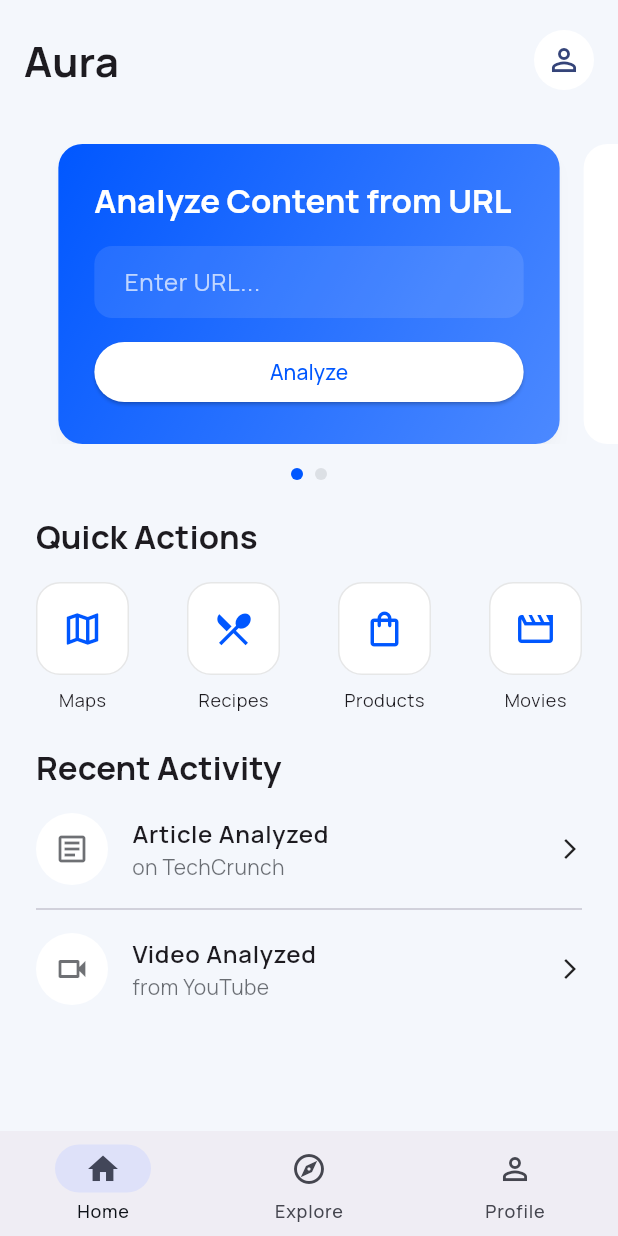
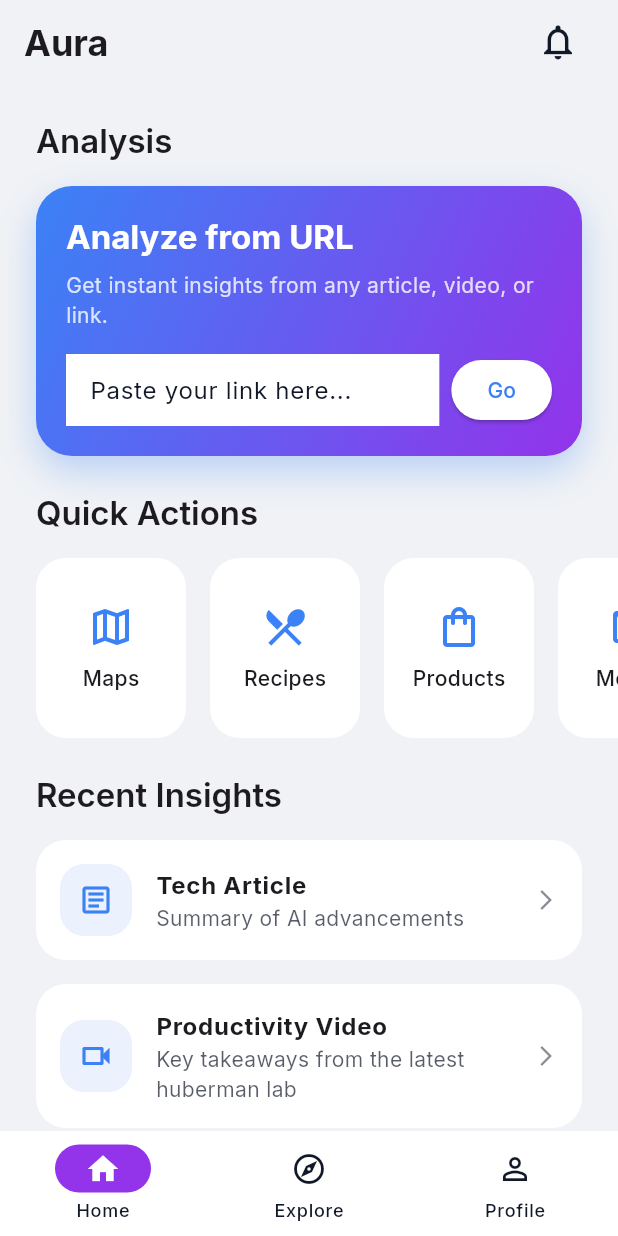
Before and after one commit to BerkT2/Aura-One, a Flutter app: the screen it shows after launch, on a phone screen of 412 x 824 dp. Run offline on Flutter 3.47's test engine with Material 3 defaults, Android fonts, the phone set to English and light mode, and no system bars; drawn by our look-alikes of smooth_page_indicator; our stand-ins replace flutter_map, geolocator, google_fonts, latlong2.

Commit message:
Home screen update

```diff
--- a/lib/main.dart
+++ b/lib/main.dart
@@ -17,42 +17,34 @@ class AuraApp extends StatelessWidget {
       title: 'Aura',
       debugShowCheckedModeBanner: false,
       theme: ThemeData(
-        colorScheme: ColorScheme.fromSeed(
-          seedColor: const Color(0xFF0057FF), // A strong, professional blue
-          brightness: Brightness.light,
-          primary: const Color(0xFF0057FF),
-          surface: const Color(0xFFFFFFFF),
-          background: const Color(0xFFF4F7FC), // A light grey background
-          onSurface: const Color(0xFF0D1117), // Dark text for readability
+        brightness: Brightness.light,
+        colorScheme: const ColorScheme.light(
+          primary: Color(0xFF3B82F6), // A confident, modern blue
+          secondary: Color(0xFF9333EA), // A vibrant secondary accent
+          surface: Color(0xFFFFFFFF),
+          background: Color(0xFFF0F2F5), // A clean, bright background
+          onPrimary: Colors.white,
+          onSecondary: Colors.white,
+          onSurface: Color(0xFF111827), // Dark, clear text
+          onBackground: Color(0xFF111827),
         ),
+        textTheme: GoogleFonts.interTextTheme(ThemeData.light().textTheme),
         useMaterial3: true,
-        textTheme: GoogleFonts.manropeTextTheme(), // A clean, modern font
-        cardTheme: CardThemeData(
-          elevation: 0,
-          color: const Color(0xFFFFFFFF),
-          shape: RoundedRectangleBorder(
-            borderRadius: BorderRadius.circular(16),
-          ),
-        ),
       ),
       darkTheme: ThemeData(
-        colorScheme: ColorScheme.fromSeed(
-          seedColor: const Color(0xFF4C8CFF),
-          brightness: Brightness.dark,
-          primary: const Color(0xFF4C8CFF),
-          surface: const Color(0xFF161B22), // A dark, slightly blue surface
-          background: const Color(0xFF0D1117), // A deep black background
-          onSurface: const Color(0xFFE6EDF3),
+        brightness: Brightness.dark,
+        colorScheme: const ColorScheme.dark(
+          primary: Color(0xFF60A5FA), // A brighter blue for dark mode
+          secondary: Color(0xFFA78BFA),
+          surface: Color(0xFF1E293B), // A deep, cool grey
+          background: Color(0xFF0F172A), // A near-black background
+          onPrimary: Color(0xFF0F172A),
+          onSecondary: Color(0xFF0F172A),
+          onSurface: Color(0xFFF8FAFC), // Bright, clear text
+          onBackground: Color(0xFFF8FAFC),
         ),
+        textTheme: GoogleFonts.interTextTheme(ThemeData.dark().textTheme),
         useMaterial3: true,
-        textTheme: GoogleFonts.manropeTextTheme(ThemeData.dark().textTheme),
-        cardTheme: CardThemeData(
-          elevation: 0,
-          color: const Color(0xFF161B22),
-          shape: RoundedRectangleBorder(
-            borderRadius: BorderRadius.circular(16),
-          ),
-        ),
       ),
       themeMode: ThemeMode.system,
       home: const MainNavigationScreen(),
--- a/lib/screens/home_screen.dart
+++ b/lib/screens/home_screen.dart
@@ -1,273 +1,234 @@
+import 'dart:ui';
 import 'package:aura/screens/maps_screen.dart';
 import 'package:aura/screens/movies_screen.dart';
-import 'package:aura/screens/other_screen.dart';
 import 'package:aura/screens/products_screen.dart';
 import 'package:aura/screens/recipes_screen.dart';
 import 'package:flutter/material.dart';
-import 'package:smooth_page_indicator/smooth_page_indicator.dart';
 
 class HomeScreen extends StatelessWidget {
   const HomeScreen({super.key});
 
   @override
   Widget build(BuildContext context) {
-    final pageController = PageController(viewportFraction: 0.85);
-
     return Scaffold(
       backgroundColor: Theme.of(context).colorScheme.background,
-      appBar: AppBar(
-        toolbarHeight: 80,
-        backgroundColor: Colors.transparent,
-        elevation: 0,
-        title: Text(
-          'Aura',
-          style: Theme.of(context)
-              .textTheme
-              .headlineMedium
-              ?.copyWith(fontWeight: FontWeight.bold),
-        ),
-        actions: [
-          Padding(
-            padding: const EdgeInsets.only(right: 16.0),
-            child: CircleAvatar(
-              backgroundColor: Theme.of(context).colorScheme.surface,
-              child: const Icon(Icons.person_outline),
-            ),
-          ),
-        ],
-      ),
-      body: ListView(
-        padding: const EdgeInsets.symmetric(vertical: 16),
-        children: [
-          _buildUrlSection(context, pageController),
-          const SizedBox(height: 24),
+      body: CustomScrollView(
+        slivers: [
+          _buildAppBar(context),
+          _buildTitle(context, 'Analysis'),
+          _buildUrlCard(context),
+          _buildTitle(context, 'Quick Actions'),
           _buildQuickActions(context),
-          const SizedBox(height: 24),
-          _buildRecentActivity(context),
+          _buildTitle(context, 'Recent Insights'),
+          _buildRecentInsights(context),
         ],
       ),
     );
   }
 
-  Widget _buildUrlSection(
-      BuildContext context, PageController pageController) {
-    return Column(
-      children: [
-        SizedBox(
-          height: 200,
-          child: PageView(
-            controller: pageController,
-            children: [
-              _buildUrlCard(context),
-              _buildInfoCard(context),
-            ],
-          ),
-        ),
-        const SizedBox(height: 16),
-        SmoothPageIndicator(
-          controller: pageController,
-          count: 2,
-          effect: WormEffect(
-            dotHeight: 8,
-            dotWidth: 8,
-            activeDotColor: Theme.of(context).colorScheme.primary,
-            dotColor: Theme.of(context).colorScheme.onSurface.withOpacity(0.1),
+  SliverAppBar _buildAppBar(BuildContext context) {
+    return SliverAppBar(
+      backgroundColor: Theme.of(context).colorScheme.background,
+      pinned: true,
+      elevation: 0,
+      title: Text('Aura', style: Theme.of(context).textTheme.headlineSmall?.copyWith(fontWeight: FontWeight.bold)),
+      actions: [
+        Padding(
+          padding: const EdgeInsets.only(right: 16.0),
+          child: IconButton(
+            icon: const Icon(Icons.notifications_none_outlined, size: 28),
+            onPressed: () {},
           ),
         ),
       ],
     );
   }
 
-  Widget _buildUrlCard(BuildContext context) {
-    return Card(
-      margin: const EdgeInsets.symmetric(horizontal: 8),
-      elevation: 4,
-      shadowColor: Colors.black.withOpacity(0.1),
+  SliverToBoxAdapter _buildTitle(BuildContext context, String title) {
+    return SliverToBoxAdapter(
+      child: Padding(
+        padding: const EdgeInsets.fromLTRB(24, 24, 24, 16),
+        child: Text(
+          title,
+          style: Theme.of(context).textTheme.titleLarge?.copyWith(fontWeight: FontWeight.w600),
+        ),
+      ),
+    );
+  }
+
+  SliverToBoxAdapter _buildUrlCard(BuildContext context) {
+    return SliverToBoxAdapter(
+      child: Padding(
+        padding: const EdgeInsets.symmetric(horizontal: 24),
         child: Container(
-        padding: const EdgeInsets.all(24),
           decoration: BoxDecoration(
-          borderRadius: BorderRadius.circular(16),
+            borderRadius: BorderRadius.circular(24),
             gradient: LinearGradient(
               colors: [
                 Theme.of(context).colorScheme.primary,
-              Theme.of(context).colorScheme.primary.withOpacity(0.7),
+                Theme.of(context).colorScheme.secondary,
               ],
               begin: Alignment.topLeft,
               end: Alignment.bottomRight,
             ),
+            boxShadow: [
+              BoxShadow(
+                color: Theme.of(context).colorScheme.primary.withOpacity(0.3),
+                blurRadius: 20,
+                offset: const Offset(0, 10),
+              )
+            ],
           ),
+          child: Padding(
+            padding: const EdgeInsets.all(20),
             child: Column(
               crossAxisAlignment: CrossAxisAlignment.start,
               children: [
                 Text(
-              'Analyze Content from URL',
-              style: Theme.of(context)
-                  .textTheme
-                  .titleLarge
-                  ?.copyWith(color: Colors.white, fontWeight: FontWeight.bold),
-            ),
-            const Spacer(),
-            TextField(
-              decoration: InputDecoration(
-                hintText: 'Enter URL...',
-                hintStyle: TextStyle(color: Colors.white.withOpacity(0.7)),
-                filled: true,
-                fillColor: Colors.white.withOpacity(0.1),
-                border: OutlineInputBorder(
-                  borderRadius: BorderRadius.circular(12),
-                  borderSide: BorderSide.none,
-                ),
-                contentPadding: const EdgeInsets.symmetric(horizontal: 16),
+                  'Analyze from URL',
+                  style: Theme.of(context).textTheme.titleLarge?.copyWith(
+                        color: Theme.of(context).colorScheme.onPrimary,
+                        fontWeight: FontWeight.bold,
                       ),
                 ),
-            const SizedBox(height: 12),
-            SizedBox(
-              width: double.infinity,
-              child: ElevatedButton(
+                const SizedBox(height: 8),
+                Text(
+                  'Get instant insights from any article, video, or link.',
+                  style: Theme.of(context).textTheme.bodyMedium?.copyWith(
+                        color: Theme.of(context).colorScheme.onPrimary.withOpacity(0.8),
+                      ),
+                ),
+                const SizedBox(height: 16),
+                Row(
+                  children: [
+                    const Expanded(
+                      child: TextField(
+                        decoration: InputDecoration(
+                          hintText: 'Paste your link here...',
+                          filled: true,
+                          border: InputBorder.none,
+                        ),
+                      ),
+                    ),
+                    const SizedBox(width: 8),
+                    ElevatedButton(
                       onPressed: () {},
-                style: ElevatedButton.styleFrom(
-                  backgroundColor: Colors.white,
-                  foregroundColor: Theme.of(context).colorScheme.primary,
+                      child: const Text('Go'),
                     ),
-                child: const Text('Analyze'),
+                  ],
+                )
+              ],
             ),
-            )
+          ),
+        ),
+      ),
+    );
+  }
+
+  SliverToBoxAdapter _buildQuickActions(BuildContext context) {
+    return SliverToBoxAdapter(
+      child: SizedBox(
+        height: 120,
+        child: ListView(
+          scrollDirection: Axis.horizontal,
+          padding: const EdgeInsets.symmetric(horizontal: 24),
+          children: [
+            _buildActionCard(context, 'Maps', Icons.map_outlined, () => Navigator.push(context, MaterialPageRoute(builder: (context) => const MapsScreen()))),
+            _buildActionCard(context, 'Recipes', Icons.restaurant_menu_outlined, () => Navigator.push(context, MaterialPageRoute(builder: (context) => const RecipesScreen()))),
+            _buildActionCard(context, 'Products', Icons.shopping_bag_outlined, () => Navigator.push(context, MaterialPageRoute(builder: (context) => const ProductsScreen()))),
+            _buildActionCard(context, 'Movies', Icons.movie_outlined, () => Navigator.push(context, MaterialPageRoute(builder: (context) => const MoviesScreen()))),
           ],
         ),
       ),
     );
   }
 
-  Widget _buildInfoCard(BuildContext context) {
-    return Card(
-      margin: const EdgeInsets.symmetric(horizontal: 8),
-      child: Padding(
-        padding: const EdgeInsets.all(24.0),
+  Widget _buildActionCard(BuildContext context, String title, IconData icon, VoidCallback onTap) {
+    return GestureDetector(
+      onTap: onTap,
+      child: Container(
+        width: 100,
+        margin: const EdgeInsets.only(right: 16),
+        decoration: BoxDecoration(
+          color: Theme.of(context).colorScheme.surface,
+          borderRadius: BorderRadius.circular(20),
+        ),
         child: Column(
-          crossAxisAlignment: CrossAxisAlignment.start,
+          mainAxisAlignment: MainAxisAlignment.center,
           children: [
             Icon(
-              Icons.info_outline,
+              icon,
+              size: 32,
               color: Theme.of(context).colorScheme.primary,
-              size: 32,
-            ),
-            const Spacer(),
-            Text(
-              'What can Aura do?',
-              style: Theme.of(context)
-                  .textTheme
-                  .titleLarge
-                  ?.copyWith(fontWeight: FontWeight.bold),
             ),
             const SizedBox(height: 8),
-            Text(
-              'Aura can analyze articles, videos, and more to give you instant insights.',
-              style: Theme.of(context)
-                  .textTheme
-                  .bodyMedium
-                  ?.copyWith(color: Theme.of(context).colorScheme.onSurface.withOpacity(0.6)),
-            ),
+            Text(title, style: Theme.of(context).textTheme.bodyMedium?.copyWith(fontWeight: FontWeight.w500)),
           ],
         ),
       ),
     );
   }
 
-  Widget _buildQuickActions(BuildContext context) {
-    return Padding(
+  SliverList _buildRecentInsights(BuildContext context) {
+    return SliverList(
+      delegate: SliverChildListDelegate(
+        [
+          Padding(
             padding: const EdgeInsets.symmetric(horizontal: 24),
-      child: Column(
-        crossAxisAlignment: CrossAxisAlignment.start,
-        children: [
-          Text(
-            'Quick Actions',
-            style: Theme.of(context)
-                .textTheme
-                .titleLarge
-                ?.copyWith(fontWeight: FontWeight.bold),
+            child: _buildInsightCard(context, 'Tech Article', 'Summary of AI advancements', Icons.article_outlined),
           ),
           const SizedBox(height: 16),
-          Row(
-            mainAxisAlignment: MainAxisAlignment.spaceBetween,
-            children: [
-              _buildActionIcon(context, Icons.map_outlined, 'Maps', () => Navigator.push(context, MaterialPageRoute(builder: (context) => const MapsScreen()))),
-              _buildActionIcon(context, Icons.restaurant_menu, 'Recipes', () => Navigator.push(context, MaterialPageRoute(builder: (context) => const RecipesScreen()))),
-              _buildActionIcon(context, Icons.shopping_bag_outlined, 'Products', () => Navigator.push(context, MaterialPageRoute(builder: (context) => const ProductsScreen()))),
-              _buildActionIcon(context, Icons.movie_outlined, 'Movies', () => Navigator.push(context, MaterialPageRoute(builder: (context) => const MoviesScreen()))),
-            ],
+          Padding(
+            padding: const EdgeInsets.symmetric(horizontal: 24),
+            child: _buildInsightCard(context, 'Productivity Video', 'Key takeaways from the latest huberman lab', Icons.videocam_outlined),
           ),
         ],
       ),
     );
   }
 
-  Widget _buildActionIcon(
-      BuildContext context, IconData icon, String label, VoidCallback onTap) {
-    return GestureDetector(
-      onTap: onTap,
-      child: Column(
-        children: [
-          Container(
+  Widget _buildInsightCard(BuildContext context, String title, String subtitle, IconData icon) {
+    return Container(
       padding: const EdgeInsets.all(16),
       decoration: BoxDecoration(
         color: Theme.of(context).colorScheme.surface,
+        borderRadius: BorderRadius.circular(20),
+      ),
+      child: Row(
+        children: [
+          Container(
+            padding: const EdgeInsets.all(12),
+            decoration: BoxDecoration(
+              color: Theme.of(context).colorScheme.primary.withOpacity(0.1),
               borderRadius: BorderRadius.circular(16),
-              border: Border.all(color: Theme.of(context).colorScheme.onSurface.withOpacity(0.1)),
             ),
-            child: Icon(icon, color: Theme.of(context).colorScheme.primary, size: 28),
+            child: Icon(icon, color: Theme.of(context).colorScheme.primary),
           ),
-          const SizedBox(height: 8),
-          Text(label, style: Theme.of(context).textTheme.bodySmall),
+          const SizedBox(width: 16),
+          Expanded(
+            child: Column(
+              crossAxisAlignment: CrossAxisAlignment.start,
+              children: [
+                Text(
+                  title,
+                  style: Theme.of(context).textTheme.bodyLarge?.copyWith(fontWeight: FontWeight.bold),
+                ),
+                Text(
+                  subtitle,
+                  style: Theme.of(context).textTheme.bodyMedium?.copyWith(
+                        color: Theme.of(context).colorScheme.onSurface.withOpacity(0.7),
+                      ),
+                ),
+              ],
+            ),
+          ),
+          Icon(
+            Icons.arrow_forward_ios,
+            size: 16,
+            color: Theme.of(context).colorScheme.onSurface.withOpacity(0.5),
+          ),
         ],
       ),
     );
   }
-
-  Widget _buildRecentActivity(BuildContext context) {
-    return Padding(
-      padding: const EdgeInsets.symmetric(horizontal: 24),
-      child: Column(
-        crossAxisAlignment: CrossAxisAlignment.start,
-        children: [
-          Text(
-            'Recent Activity',
-            style: Theme.of(context)
-                .textTheme
-                .titleLarge
-                ?.copyWith(fontWeight: FontWeight.bold),
-          ),
-          const SizedBox(height: 16),
-          _buildActivityItem(context, Icons.article_outlined, 'Article Analyzed', 'on TechCrunch'),
-          const Divider(height: 32),
-          _buildActivityItem(context, Icons.videocam_outlined, 'Video Analyzed', 'from YouTube'),
-        ],
-      ),
-    );
 }
-
-  Widget _buildActivityItem(
-      BuildContext context, IconData icon, String title, String subtitle) {
-    return Row(
-      children: [
-        Container(
-          padding: const EdgeInsets.all(12),
-          decoration: BoxDecoration(
-            color: Theme.of(context).colorScheme.surface,
-            shape: BoxShape.circle,
-          ),
-          child: Icon(icon, color: Theme.of(context).colorScheme.onSurface.withOpacity(0.6)),
-        ),
-        const SizedBox(width: 16),
-        Column(
-          crossAxisAlignment: CrossAxisAlignment.start,
-          children: [
-            Text(title, style: Theme.of(context).textTheme.bodyLarge?.copyWith(fontWeight: FontWeight.w600)),
-            Text(subtitle, style: Theme.of(context).textTheme.bodyMedium?.copyWith(color: Theme.of(context).colorScheme.onSurface.withOpacity(0.6))),
-          ],
-        ),
-        const Spacer(),
-        const Icon(Icons.arrow_forward_ios, size: 16),
-      ],
-    );
-  }
-}
```
Lines whose indentation alone changed are shown as unchanged.
